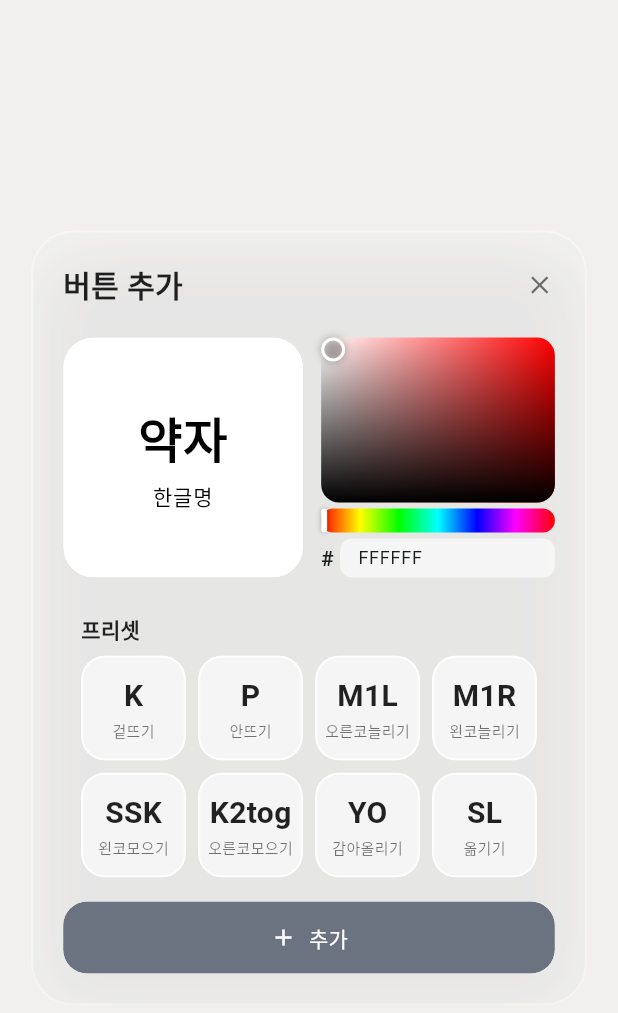
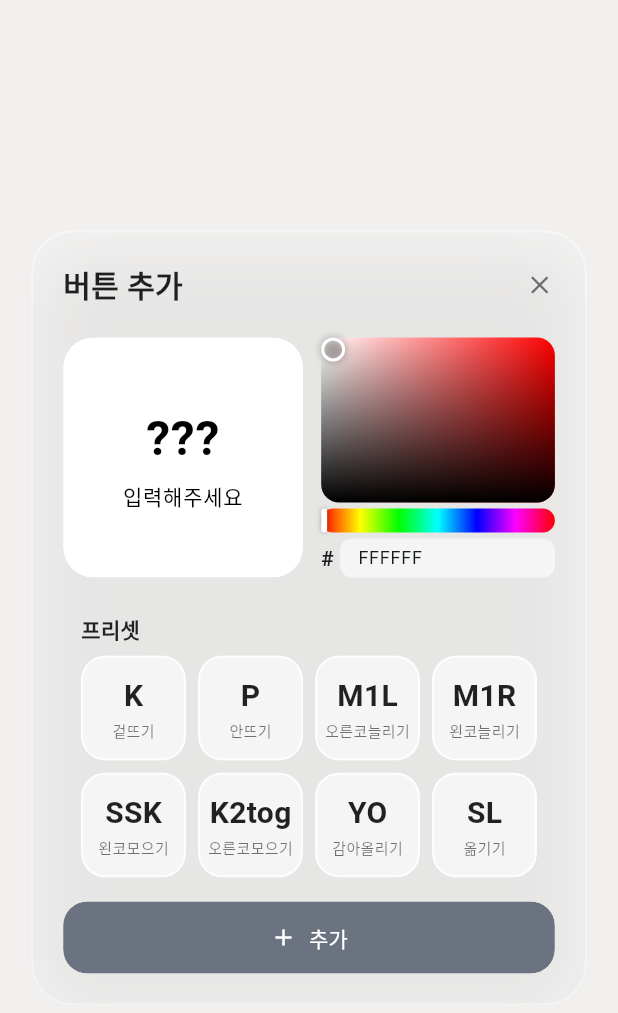
Before and after one commit to pgg94a-afk/SpringyKnitting, a Flutter app: the AddButtonDialog widget shown alone on an empty page, opened directly with empty values, on a phone screen of 412 x 824 dp. Shown: the top 1013 px of the screen. Run offline on Flutter 3.47's test engine with Material 3 defaults, Android fonts, the phone set to English and light mode, and no system bars; our stand-ins replace youtube_player_iframe; Roboto replaces fonts that are missing (Pretendard).

Commit message:
hint updated

```diff
--- a/lib/widgets/add_button_dialog.dart
+++ b/lib/widgets/add_button_dialog.dart
@@ -261,7 +261,7 @@ class _AddButtonDialogState extends State<AddButtonDialog> {
                         color: contrastColor,
                       ),
                       decoration: InputDecoration(
-                        hintText: '약자',
+                        hintText: '???',
                         hintStyle: TextStyle(
                           fontSize: 32,
                           fontWeight: FontWeight.bold,
@@ -289,7 +289,7 @@ class _AddButtonDialogState extends State<AddButtonDialog> {
                         color: contrastColor
                       ),
                       decoration: InputDecoration(
-                        hintText: '한글명',
+                        hintText: '입력해주세요',
                         hintStyle: TextStyle(
                           fontSize: 14,
                           color: contrastColor
```
